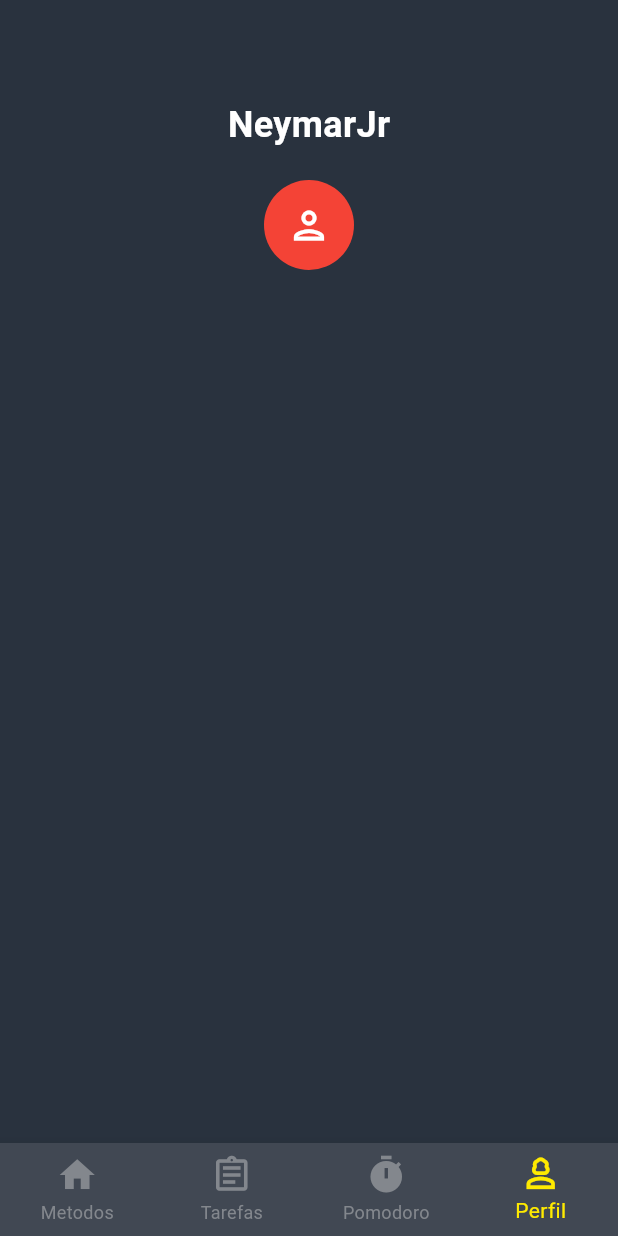
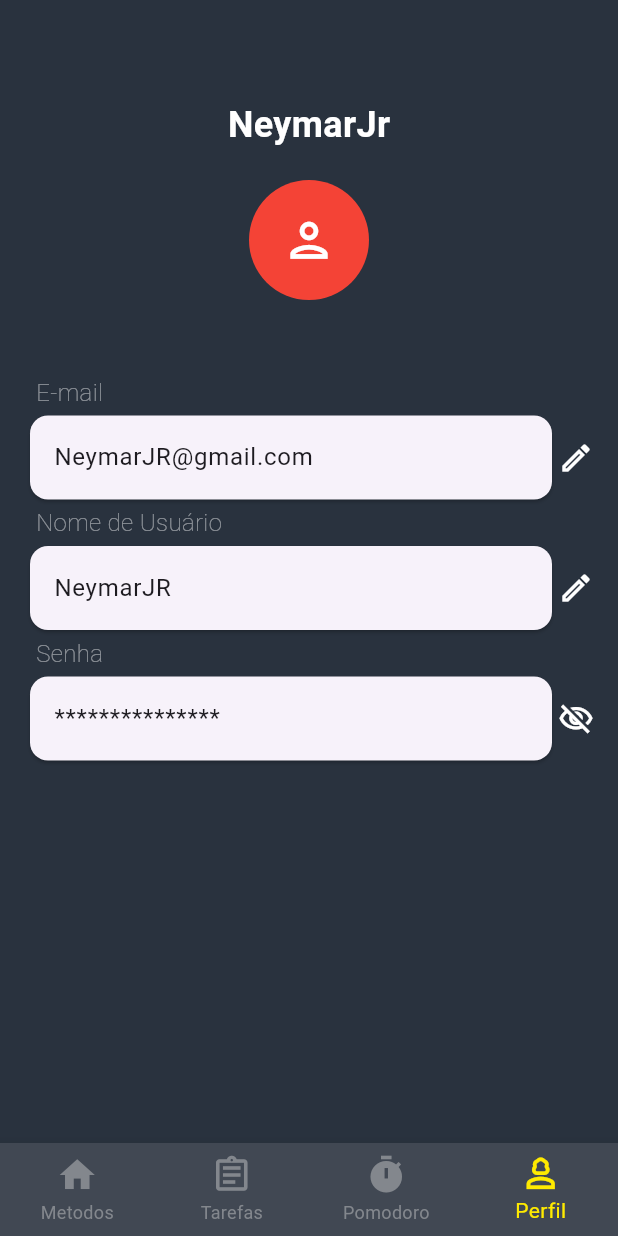
Before and after one commit to Kevengrf/Illumina, a Flutter app: the screen it shows after launch, item 4 of the bottom bar chosen, on a phone screen of 412 x 824 dp. Run offline on Flutter 3.47's test engine with Material 3 defaults, Android fonts, the phone set to English and light mode, and no system bars; our stand-ins replace date_picker_timeline, parse_server_sdk_flutter; network calls fail.

Commit message:
feat: tela perfil sem integração

```diff
--- a/lib/homepage.dart
+++ b/lib/homepage.dart
@@ -18,7 +18,7 @@ class _HomePageState extends State<HomePage> {
     const MetodosEstudos(),
     const Tarefas(),
     const Pomodoro(),
-    const Perfil()
+    const Perfil(),
   ];
   @override
   Widget build(BuildContext context) {
--- a/lib/screens/perfil/perfil.dart
+++ b/lib/screens/perfil/perfil.dart
@@ -10,7 +10,6 @@ class Perfil extends StatefulWidget {
 }
 
 class PerfilState extends State<Perfil> {
-
   @override
   void initState() {
     super.initState();
@@ -23,26 +22,140 @@ class PerfilState extends State<Perfil> {
     return Scaffold(
         body: ListView(
       children: [
-                    Padding(padding: new EdgeInsets.all(16), child: Column(
-
+        Padding(
+          padding: new EdgeInsets.all(16),
+          child: Column(
             children: [
               SizedBox(height: 50),
               Container(
-                                child: (Text("NeymarJr", style: TextStyle(fontSize: 24, fontWeight: FontWeight.bold, color: Colors.white),)),
+                child: (const Text(
+                  "NeymarJr",
+                  style: TextStyle(
+                      fontSize: 24,
+                      fontWeight: FontWeight.bold,
+                      color: Colors.white),
+                )),
               ),
-                            SizedBox(height: 20,),
+              const SizedBox(
+                height: 20,
+              ),
               Container(
-                                child: CircleAvatar(
-                                    radius: 30,
+                child: const CircleAvatar(
+                  radius: 40,
                   backgroundColor: Colors.red,
-                                    child: Icon(Icons.person_outlined, color: Colors.white, size: 30,),
+                  child: Icon(
+                    Icons.person_outlined,
+                    color: Colors.white,
+                    size: 37,
+                  ),
+                ),
+              ),
+              const SizedBox(
+                height: 50,
+              ),
+              const Flex(
+                 direction: Axis.vertical,
+                 crossAxisAlignment: CrossAxisAlignment.start,
+                 children: [
+                   const Opacity(
+                       opacity: 0.5,
+                       child: (Padding(
+                           padding: EdgeInsets.only(left: 8.0),
+                           child: (Text(
+                             "E-mail",
+                             style: TextStyle(
+                               fontSize: 16,
+                               fontWeight: FontWeight.w100,
+                               color: Colors.white,
+                             ),
+                           ))))),
+                   const Row(
+                     children: [
+                       Expanded(
+                         child: Card(
+                           child: ListTile(
+                             title: Text("NeymarJR@gmail.com"),
+                           ),
+                         ),
+                       ),
+                       Icon(
+                         Icons.edit_outlined,
+                         color: Colors.white,
+                       ),
+                     ],
+                   ),
+                 ],
+               ),
+               const Flex(
+                 direction: Axis.vertical,
+                 crossAxisAlignment: CrossAxisAlignment.start,
+                 children: [
+                   const Opacity(
+                       opacity: 0.5,
+                       child: (Padding(
+                           padding: EdgeInsets.only(left: 8.0),
+                           child: (Text(
+                             "Nome de Usuário",
+                             style: TextStyle(
+                               fontSize: 16,
+                               fontWeight: FontWeight.w100,
+                               color: Colors.white,
+                             ),
+                           ))))),
+                   const Row(
+                     children: [
+                       Expanded(
+                         child: Card(
+                           child: ListTile(
+                             title: Text("NeymarJR"),
+                           ),
+                         ),
+                       ),
+                       Icon(
+                         Icons.edit_outlined,
+                         color: Colors.white,
+                       ),
+                     ],
+                   ),
+                 ],
+               ),
+               const Flex(
+                 direction: Axis.vertical,
+                 crossAxisAlignment: CrossAxisAlignment.start,
+                 children: [
+                   const Opacity(
+                       opacity: 0.5,
+                       child: (Padding(
+                           padding: EdgeInsets.only(left: 8.0),
+                           child: (Text(
+                             "Senha",
+                             style: TextStyle(
+                               fontSize: 16,
+                               fontWeight: FontWeight.w100,
+                               color: Colors.white,
+                             ),
+                           ))))),
+                   const Row(
+                     children: [
+                       Expanded(
+                         child: Card(
+                           child: ListTile(
+                             title: Text("***************"),
+                           ),
+                         ),
+                       ),
+                       Icon(
+                         Icons.visibility_off_outlined,
+                         color: Colors.white,
+                       ),
+                     ],
+                   ),
+                 ],
+               ),
+            ],
           ),
         )
       ],
-                    ),)
-
-                ],
-      )
-    );
+    ));
   }
 }
```
Also changed, not shown: web_entrypoint.dart (added). Lines whose indentation alone changed are shown as unchanged.
